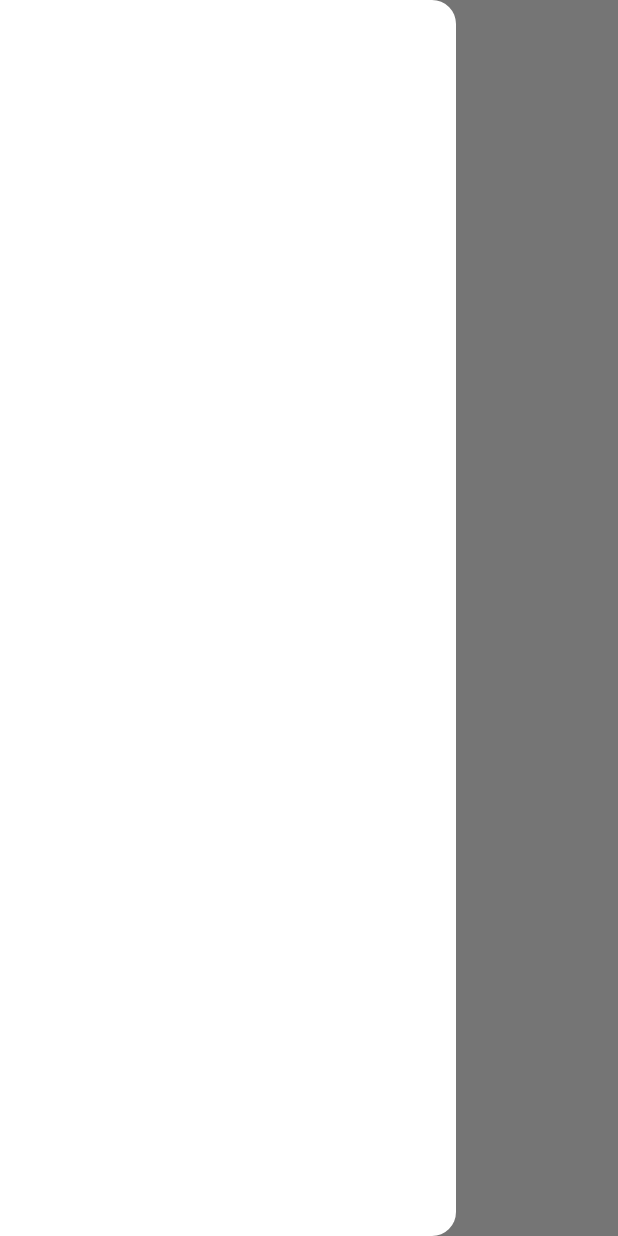
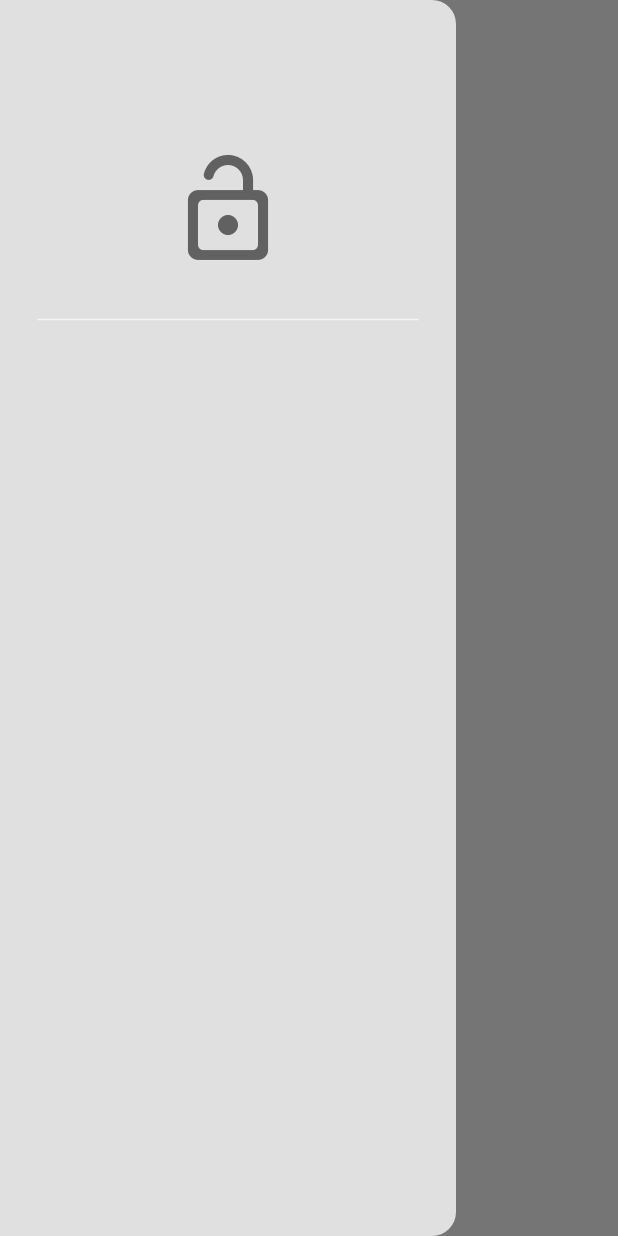
Before and after one commit to david123mbah/KmerChoop---food-dilivery-App, a Flutter app: the Homepage screen opened directly, with the side drawer open, on a phone screen of 412 x 824 dp. Run offline on Flutter 3.47's test engine with Material 3 defaults, Android fonts, the phone set to English and light mode, and no system bars.

Commit message:
created a components to stye the drawe with title icon and text my drawer title

```diff
--- a/lib/pages/Registration_page.dart
+++ b/lib/pages/Registration_page.dart
@@ -30,7 +30,7 @@ class _RegisterpageState extends State<Registerpage> {
             Icon(
               Icons.lock_open_rounded,
               size: 100,
-              color: Theme.of(context).colorScheme.onPrimary,
+              color: Theme.of(context).colorScheme.inversePrimary,
             ),
             const SizedBox(
               height: 25,
--- a/lib/pages/homepage.dart
+++ b/lib/pages/homepage.dart
@@ -1,4 +1,5 @@
 import 'package:flutter/material.dart';
+import 'package:musicapp/widgets/my_drawer.dart';
 
 
 class Homepage extends StatefulWidget {
@@ -13,7 +14,7 @@ class _HomepageState extends State<Homepage> {
   Widget build(BuildContext context) {
     return Scaffold(
       appBar: AppBar(title: const Text("Home"),),
-      drawer: Drawer(),
+      drawer: const MyDrawer(),
     );
   }
 }
--- a/lib/pages/login_page.dart
+++ b/lib/pages/login_page.dart
@@ -38,7 +38,7 @@ void login() {
             Icon(
               Icons.lock_open_rounded,
               size: 100,
-              color: Theme.of(context).colorScheme.onPrimary,
+              color: Theme.of(context).colorScheme.inversePrimary,
             ),
             const SizedBox(
               height: 25,
--- a/lib/widgets/my_drawer.dart
+++ b/lib/widgets/my_drawer.dart
@@ -10,7 +10,21 @@ class MyDrawer extends StatelessWidget {
       backgroundColor: Theme.of(context).colorScheme.background,
       child: Column(
         children: [
+           Padding(
+             padding: const EdgeInsets.only(top: 100.0),
+             child: Icon(
+              Icons.lock_open_rounded,
+              size: 80,
+              color: Theme.of(context).colorScheme.inversePrimary,
+             ),
+           ),
+            Padding(
+             padding: const EdgeInsets.all(25.0),
+             child: Divider(
+              color: Theme.of(context).colorScheme.secondary,
+             ),
 
+           )
         ],
       ),
     );
```
Also changed, not shown: lib/components/mydrawer_title.dart (added, +29 -0 lines).
